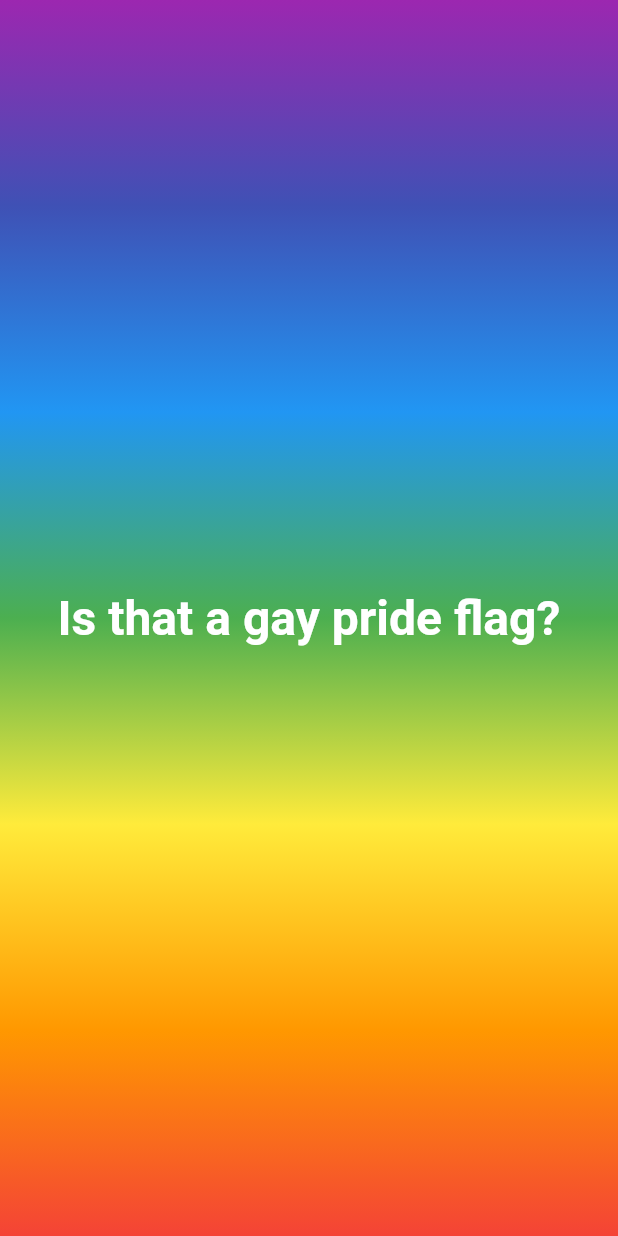
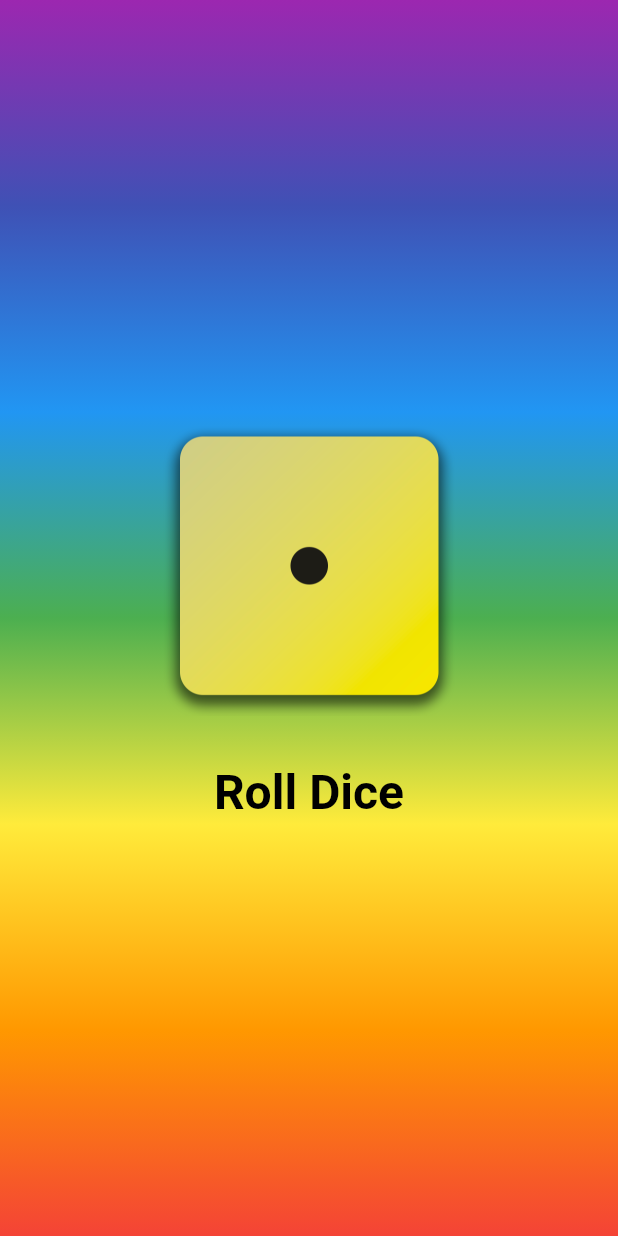
Before and after one commit to HenriqueSoares28/First_Flutter_App, a Flutter app: the screen it shows after launch, on a phone screen of 412 x 824 dp. Run offline on Flutter 3.47's test engine with Material 2 defaults, Android fonts, the phone set to English and light mode, and no system bars.

Commit message:
Finish Roll Dice app

```diff
--- /dev/null
+++ b/lib/dice_roller.dart
@@ -0,0 +1,53 @@
+import 'package:flutter/material.dart';
+
+import 'dart:math';
+
+final random = Random();
+
+class DiceRoller extends StatefulWidget {
+  const DiceRoller({super.key});
+
+  @override
+  State<DiceRoller> createState() {
+    return _DiceRollerState();
+  }
+}
+
+class _DiceRollerState extends State<DiceRoller> {
+  var currentDiceRoll = 1;
+
+  void rollDice() {
+
+    setState(() {
+      currentDiceRoll =  random.nextInt(6) + 1;
+    });
+    //print('Random number: $randomNumber, Image: $activeDiceImage');
+  }
+
+  @override
+  Widget build(context) {
+    return Column(
+      mainAxisSize: MainAxisSize.min,
+      children: [
+        Image.asset(
+          'assets/images/dice-$currentDiceRoll.png',
+          width: 200,
+        ),
+        TextButton(
+          onPressed: rollDice,
+          style: TextButton.styleFrom(
+            foregroundColor: Colors.black,
+            padding: const EdgeInsets.only(
+              top: 32,
+            ),
+            textStyle: const TextStyle(
+              fontSize: 32,
+              fontWeight: FontWeight.bold,
+            ),
+          ),
+          child: const Text('Roll Dice'),
+        ),
+      ],
+    );
+  }
+}
--- a/lib/gradient_container.dart
+++ b/lib/gradient_container.dart
@@ -1,34 +1,38 @@
-//This code creates a container with a gradient background and a centered text widget.
+import 'package:flutter/material.dart';
+import 'package:new_teste/dice_roller.dart';
 
-import 'package:flutter/material.dart';
-import 'package:new_teste/styled_text.dart';
-
-const  startAlignment = Alignment.bottomCenter;
+const startAlignment = Alignment.bottomCenter;
 const endAlignment = Alignment.topCenter;
 
 class GradientContainer extends StatelessWidget {
-  const GradientContainer({super.key});
 
-  @override
-  Widget build(context) {
-    return Container(
-          decoration: const BoxDecoration(
-            gradient: LinearGradient(
-              colors: [
+  const GradientContainer(this.colors, {super.key});
+
+  const GradientContainer.rainbow({super.key})
+      : colors = const [
           Colors.red,
           Colors.orange,
           Colors.yellow,
           Colors.green,
           Colors.blue,
           Colors.indigo,
-                Colors.purple,
-              ],
+          Colors.purple
+        ];
+
+  final List<Color> colors;
+
+  @override
+  Widget build(context) {
+    return Container(
+      decoration: BoxDecoration(
+        gradient: LinearGradient(
+          colors: colors,
           begin: startAlignment,
           end: endAlignment,
         ),
       ),
       child: const Center(
-            child: StyledText("Is that a gay pride flag?")
+        child: DiceRoller(),
       ),
     );
   }
--- a/lib/main.dart
+++ b/lib/main.dart
@@ -6,7 +6,7 @@ void main() {
   runApp(
     const MaterialApp(
       home: Scaffold(
-        body: GradientContainer(),
+        body: GradientContainer.rainbow(),
       ),
     ),
   );
```
Also changed, not shown: pubspec.yaml (+7 -3 lines), assets/images/dice-1.png (added), assets/images/dice-2.png (added), assets/images/dice-3.png (added), assets/images/dice-4.png (added), assets/images/dice-5.png (added), assets/images/dice-6.png (added). Lines whose indentation alone changed are shown as unchanged.
